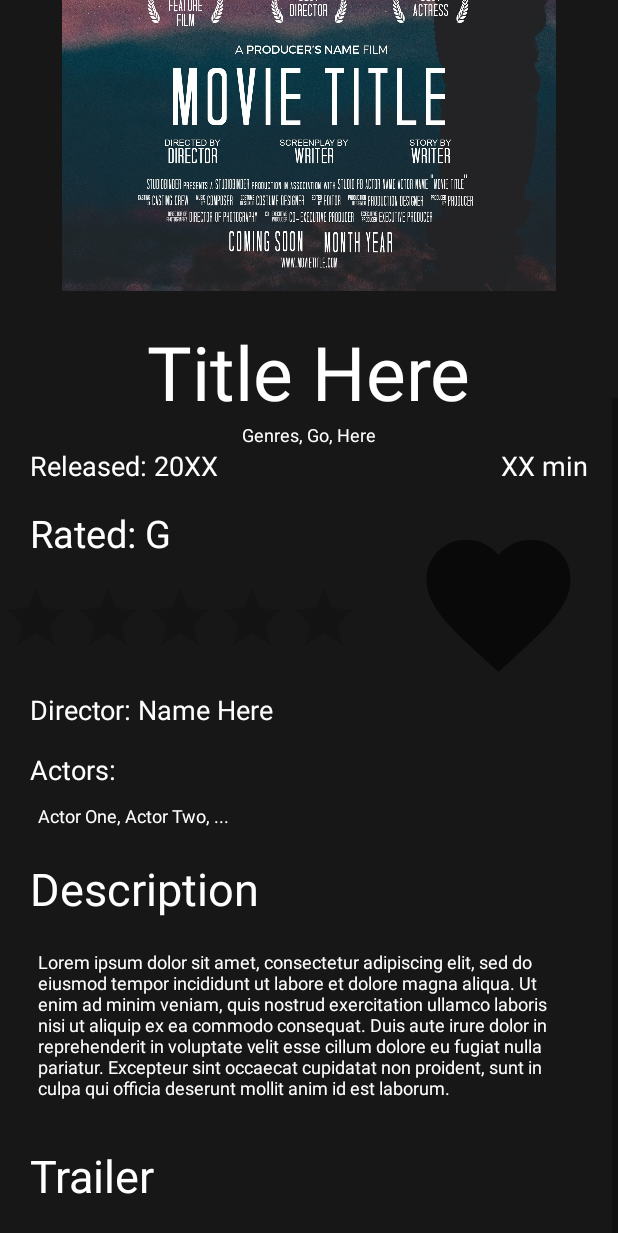
After one commit to schultc2/RandomMoviePicker, an Android app: the layout movie_desc_screen.xml on its own in the app's theme, with its tools: preview values and no code run, on a phone screen of 412 x 824 dp. The commit adds this screen. Shown: the top 1233 px of the screen. Run offline under Robolectric (Android 15) with nearby library versions, the phone set to English and light mode, and no system bars.

Commit message:
Changed background Color and added the movie Desc page.

```diff
--- /dev/null
+++ b/app/src/main/res/drawable/ic_baseline_favorite_24.xml
@@ -0,0 +1,5 @@
+<vector android:height="115dp" android:tint="?attr/colorControlNormal"
+    android:viewportHeight="24" android:viewportWidth="24"
+    android:width="115dp" xmlns:android="http://schemas.android.com/apk/res/android">
+    <path android:fillColor="@android:color/white" android:pathData="M12,21.35l-1.45,-1.32C5.4,15.36 2,12.28 2,8.5 2,5.42 4.42,3 7.5,3c1.74,0 3.41,0.81 4.5,2.09C13.09,3.81 14.76,3 16.5,3 19.58,3 22,5.42 22,8.5c0,3.78 -3.4,6.86 -8.55,11.54L12,21.35z"/>
+</vector>
--- a/app/src/main/res/layout/login_screen.xml
+++ b/app/src/main/res/layout/login_screen.xml
@@ -2,7 +2,7 @@
 <RelativeLayout
     xmlns:android="http://schemas.android.com/apk/res/android" android:layout_width="match_parent"
     android:layout_height="match_parent"
-    android:background="@color/black">
+    android:background="@color/background_color">
 
     <ImageView
         android:layout_width="wrap_content"
--- /dev/null
+++ b/app/src/main/res/layout/movie_desc_screen.xml
@@ -0,0 +1,181 @@
+<?xml version="1.0" encoding="utf-8"?>
+<RelativeLayout
+    xmlns:android="http://schemas.android.com/apk/res/android"
+    android:layout_width="match_parent"
+    android:layout_height="match_parent"
+    android:background="@color/background_color">
+    <ScrollView
+        android:layout_width="match_parent"
+        android:layout_height="wrap_content">
+        <RelativeLayout
+            android:layout_width="match_parent"
+            android:layout_height="wrap_content">
+            <ImageView
+                android:layout_width="125dp"
+                android:layout_height="125dp"
+                android:layout_alignParentTop="true"
+                android:layout_alignParentEnd="true"
+                android:padding="20dp"
+                android:id="@+id/avail_ss"
+                android:src="@drawable/disneyButton"
+                android:contentDescription="@string/streaming_service_button"
+                />
+            <ImageView
+                android:layout_width="match_parent"
+                android:layout_height="480dp"
+                android:id="@+id/movie_poster"
+                android:padding="20dp"
+                android:layout_below="@id/avail_ss"
+                android:src="@drawable/default_poster"
+                android:layout_centerHorizontal="true"
+                android:contentDescription="@string/image_of_movie_poster"
+                />
+            <TextView
+                android:layout_width="wrap_content"
+                android:layout_height="wrap_content"
+                android:layout_centerHorizontal="true"
+                android:layout_below="@id/movie_poster"
+                android:id="@+id/movie_title"
+                android:text="@string/title_here"
+                android:textSize="50sp"
+                android:textColor="@color/white"/>
+            <TextView
+                android:layout_width="wrap_content"
+                android:layout_height="wrap_content"
+                android:id="@+id/movie_genres"
+                android:text="@string/genres_go_here"
+                android:textSize="12sp"
+                android:textColor="@color/white"
+                android:layout_centerHorizontal="true"
+                android:layout_below="@id/movie_title"
+                />
+            <TextView
+                android:layout_width="wrap_content"
+                android:layout_height="wrap_content"
+                android:id="@+id/release_year_text"
+                android:textColor="@color/white"
+                android:textSize="18sp"
+                android:layout_below="@id/movie_genres"
+                android:layout_alignParentStart="true"
+                android:paddingHorizontal="20dp"
+                android:text="@string/released_20xx"/>
+            <TextView
+                android:layout_width="wrap_content"
+                android:layout_height="wrap_content"
+                android:id="@+id/movie_length_text"
+                android:textColor="@color/white"
+                android:textSize="18sp"
+                android:layout_below="@id/movie_genres"
+                android:layout_alignParentEnd="true"
+                android:paddingHorizontal="20dp"
+                android:text="@string/xx_min"/>
+            <TextView
+                android:layout_width="wrap_content"
+                android:layout_height="wrap_content"
+                android:id="@+id/maturity_rating_text"
+                android:textColor="@color/white"
+                android:textSize="25sp"
+                android:layout_below="@id/release_year_text"
+                android:text="@string/rated_g"
+                android:paddingHorizontal="20dp"
+                android:paddingVertical="15dp"/>
+            <ImageButton
+                android:layout_width="100dp"
+                android:layout_height="100dp"
+                android:layout_below="@id/movie_length_text"
+                android:src="@drawable/ic_baseline_favorite_24"
+                android:background="@color/background_color"
+                android:layout_alignParentEnd="true"
+                android:layout_margin="30dp"
+                android:contentDescription="@string/favorite_button"
+                />
+            <RatingBar
+                android:layout_width="wrap_content"
+                android:layout_height="wrap_content"
+                android:layout_below="@id/maturity_rating_text"
+                android:numStars="5"
+                android:id="@+id/star_rating_bar"
+                />
+            <TextView
+                android:layout_width="wrap_content"
+                android:layout_height="wrap_content"
+                android:textColor="@color/white"
+                android:textSize="18sp"
+                android:layout_below="@id/star_rating_bar"
+                android:layout_alignParentStart="true"
+                android:paddingHorizontal="20dp"
+                android:text="@string/director_name_here"
+                android:paddingVertical="15dp"
+                android:id="@+id/director_text"
+                />
+            <TextView
+                android:layout_width="wrap_content"
+                android:layout_height="wrap_content"
+                android:layout_below="@id/director_text"
+                android:layout_alignParentStart="true"
+                android:textColor="@color/white"
+                android:text="@string/actors"
+                android:id="@+id/actor_label"
+                android:textSize="18sp"
+                android:paddingHorizontal="20dp"
+                />
+            <TextView
+                android:layout_width="match_parent"
+                android:layout_height="wrap_content"
+                android:layout_centerHorizontal="true"
+                android:layout_below="@id/actor_label"
+                android:textColor="@color/white"
+                android:textSize="12sp"
+                android:paddingHorizontal="25dp"
+                android:paddingVertical="10dp"
+                android:text="@string/actor_one_actor_two"
+                android:id="@+id/actor_text"
+                />
+            <TextView
+                android:layout_width="wrap_content"
+                android:layout_height="wrap_content"
+                android:id="@+id/desc_label"
+                android:textSize="30sp"
+                android:text="@string/description"
+                android:textColor="@color/white"
+                android:layout_below="@id/actor_text"
+                android:layout_alignParentStart="true"
+                android:paddingHorizontal="20dp"
+                android:paddingVertical="10dp"
+                />
+            <TextView
+                android:layout_width="match_parent"
+                android:layout_height="wrap_content"
+                android:layout_centerHorizontal="true"
+                android:layout_below="@id/desc_label"
+                android:textColor="@color/white"
+                android:textSize="12sp"
+                android:paddingHorizontal="25dp"
+                android:paddingVertical="10dp"
+                android:text="@string/lorem_ipsum"
+                android:id="@+id/desc_text"/>
+            <TextView
+                android:layout_width="wrap_content"
+                android:layout_height="wrap_content"
+                android:id="@+id/trailer_label"
+                android:textSize="30sp"
+                android:text="@string/trailer"
+                android:textColor="@color/white"
+                android:layout_below="@id/desc_text"
+                android:layout_alignParentStart="true"
+                android:paddingHorizontal="20dp"
+                android:paddingVertical="20dp"
+                />
+            <VideoView
+                android:layout_width="match_parent"
+                android:layout_height="wrap_content"
+                android:id="@+id/trailer_view"
+                android:layout_centerHorizontal="true"
+                android:padding="20dp"
+                android:layout_below="@id/trailer_label"
+                />
+        </RelativeLayout>
+
+    </ScrollView>
+
+</RelativeLayout>
--- a/app/src/main/res/layout/start_screen.xml
+++ b/app/src/main/res/layout/start_screen.xml
@@ -1,8 +1,9 @@
 <?xml version="1.0" encoding="utf-8"?>
 <RelativeLayout
     xmlns:android="http://schemas.android.com/apk/res/android" android:layout_width="match_parent"
-    android:background="@color/black"
-    android:layout_height="match_parent">
+    android:background="@color/background_color"
+    android:layout_height="match_parent"
+    >
 
     <ImageView
         android:layout_width="wrap_content"
--- a/app/src/main/res/values/colors.xml
+++ b/app/src/main/res/values/colors.xml
@@ -8,4 +8,6 @@
     <color name="black">#FF000000</color>
     <color name="white">#FFFFFFFF</color>
     <color name="shade_of_black">#4b4e4a</color>
+    <color name="background_color">#171717</color>
+
 </resources>
--- a/app/src/main/res/values/strings.xml
+++ b/app/src/main/res/values/strings.xml
@@ -5,4 +5,18 @@
     <string name="username">Username:</string>
     <string name="password">Password:</string>
     <string name="log_in">Log In</string>
+    <string name="title_here">Title Here</string>
+    <string name="genres_go_here">Genres, Go, Here</string>
+    <string name="released_20xx">Released: 20XX</string>
+    <string name="rated_g">Rated: G</string>
+    <string name="xx_min">XX min</string>
+    <string name="director_name_here">Director: Name Here</string>
+    <string name="actors">Actors:</string>
+    <string name="actor_one_actor_two">Actor One, Actor Two, ...</string>
+    <string name="description">Description</string>
+    <string name="lorem_ipsum">Lorem ipsum dolor sit amet, consectetur adipiscing elit, sed do eiusmod tempor incididunt ut labore et dolore magna aliqua. Ut enim ad minim veniam, quis nostrud exercitation ullamco laboris nisi ut aliquip ex ea commodo consequat. Duis aute irure dolor in reprehenderit in voluptate velit esse cillum dolore eu fugiat nulla pariatur. Excepteur sint occaecat cupidatat non proident, sunt in culpa qui officia deserunt mollit anim id est laborum.</string>
+    <string name="trailer">Trailer</string>
+    <string name="streaming_service_button">Streaming Service Button</string>
+    <string name="image_of_movie_poster">Image of Movie Poster</string>
+    <string name="favorite_button">Favorite Button</string>
 </resources>
```
Also changed, not shown: app/src/main/res/drawable/default_poster.jpg (added), app/src/main/res/drawable/disneyButton.png (added), app/src/main/res/drawable/huluButton.png (added), app/src/main/res/drawable/netflixButton.png (added), app/src/main/res/drawable/primeButton.png (added).
